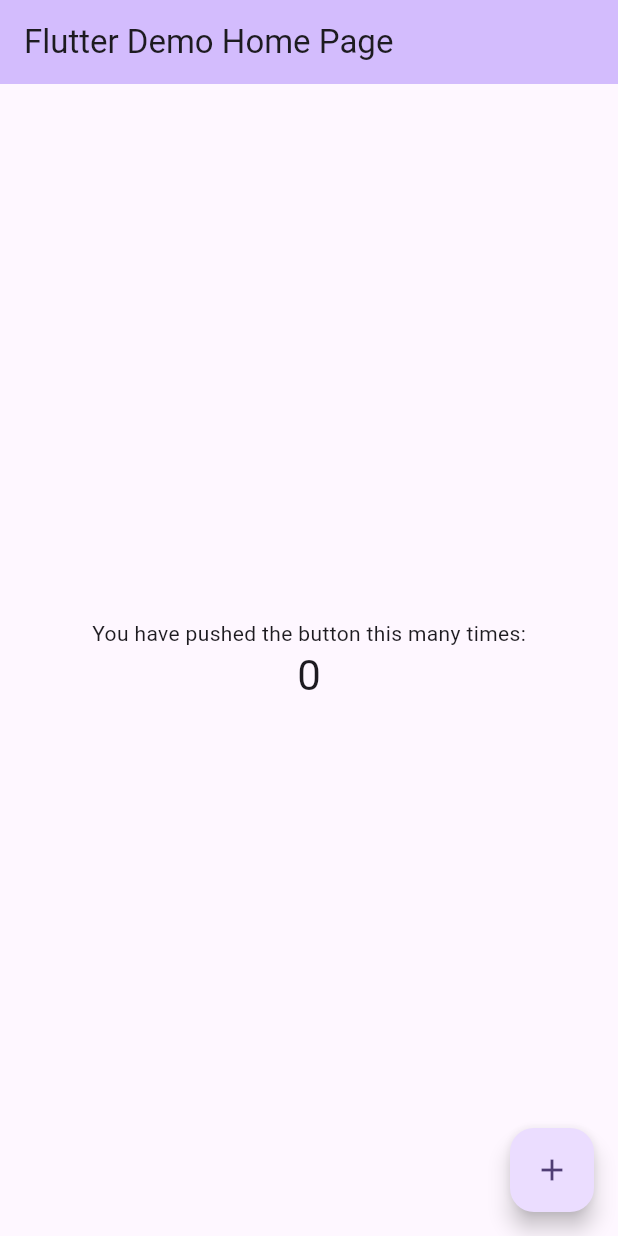
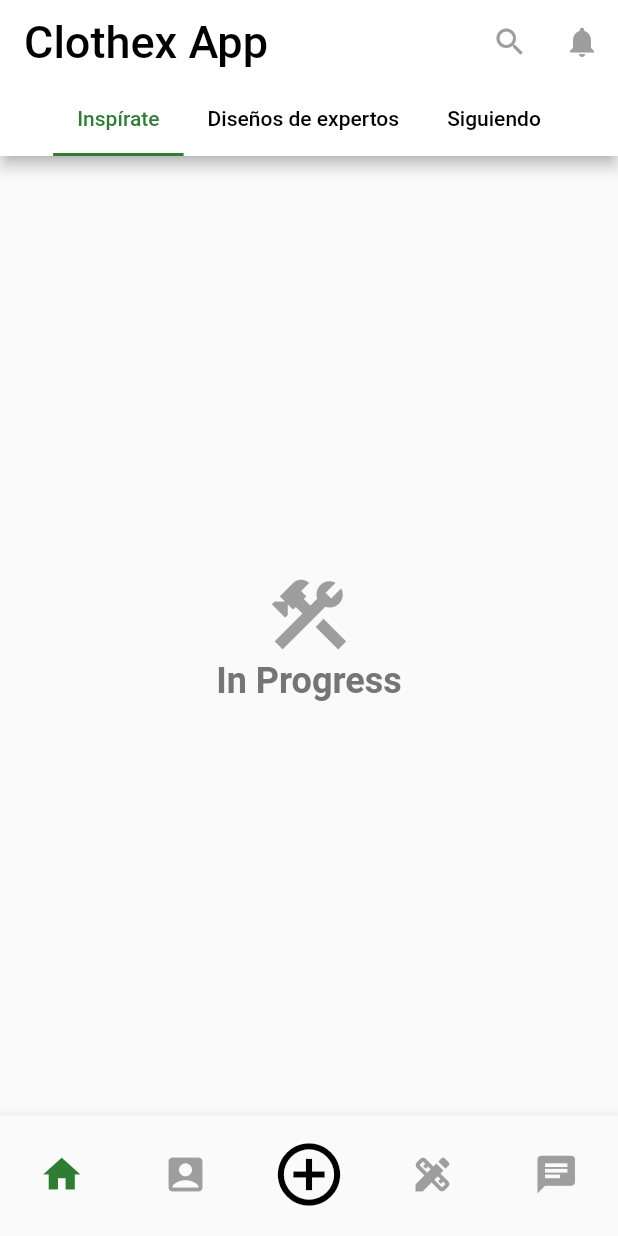
Before and after one commit to Juanixter/clothex, a Flutter app: the screen it shows after launch, on a phone screen of 412 x 824 dp. Run offline on Flutter 3.47's test engine with Material 2 defaults, Android fonts, the phone set to English and light mode, and no system bars.

Commit message:
docs de proyecto anterior

```diff
--- /dev/null
+++ b/lib/aplicacion/screens/clothe_type.dart
@@ -0,0 +1,20 @@
+import 'package:flutter/material.dart';
+
+class ClotheTypeScreen extends StatelessWidget {
+  const ClotheTypeScreen({super.key});
+
+  @override
+  Widget build(BuildContext context) {
+    return Scaffold(
+      appBar: AppBar(
+        backgroundColor: Colors.white,
+        iconTheme: const IconThemeData().copyWith(
+          color: Colors.black,
+        ),
+      ),
+      body: const Center(
+        child: Text('Select Type'),
+      ),
+    );
+  }
+}
--- /dev/null
+++ b/lib/aplicacion/screens/home_screen.dart
@@ -0,0 +1,56 @@
+import 'package:clothex_app/aplicacion/Widgets/clothex_bottom_bar.dart';
+import 'package:clothex_app/aplicacion/screens/in_progress_screen.dart';
+import 'package:flutter/material.dart';
+
+class HomeScreen extends StatelessWidget {
+  const HomeScreen({super.key});
+
+  @override
+  Widget build(BuildContext context) {
+    return DefaultTabController(
+      length: 3,
+      child: Scaffold(
+        appBar: AppBar(
+          backgroundColor: Colors.white,
+          title: const Text(
+            'Clothex App',
+            style: TextStyle(
+              color: Colors.black,
+              fontSize: 30,
+            ),
+          ),
+          automaticallyImplyLeading: false,
+          actions: [
+            IconButton(
+              onPressed: () {},
+              icon: const Icon(
+                Icons.search,
+                color: Colors.grey,
+              ),
+            ),
+            IconButton(
+              onPressed: () {},
+              icon: const Icon(
+                Icons.notifications,
+                color: Colors.grey,
+              ),
+            ),
+          ],
+          bottom: TabBar(
+            unselectedLabelColor: Colors.black,
+            labelColor: Colors.green[800],
+            indicatorColor: Colors.green[800],
+            isScrollable: true,
+            tabs: const [
+              Tab(text: 'Inspírate'),
+              Tab(text: 'Diseños de expertos'),
+              Tab(text: 'Siguiendo'),
+            ],
+          ),
+        ),
+        body: const InProgress(),
+        bottomNavigationBar: const ClothexBottomBar(),
+      ),
+    );
+  }
+}
--- /dev/null
+++ b/lib/aplicacion/screens/in_progress_screen.dart
@@ -0,0 +1,29 @@
+import 'package:flutter/material.dart';
+
+class InProgress extends StatelessWidget {
+  const InProgress({super.key});
+
+  @override
+  Widget build(BuildContext context) {
+    return Center(
+      child: Column(
+        mainAxisSize: MainAxisSize.min,
+        children: [
+          const Icon(
+            Icons.construction,
+            color: Colors.grey,
+            size: 60,
+          ),
+          Text(
+            'In Progress',
+            style: TextStyle(
+              fontSize: 24,
+              fontWeight: FontWeight.bold,
+              color: Colors.grey[600],
+            ),
+          )
+        ],
+      ),
+    );
+  }
+}
--- /dev/null
+++ b/lib/aplicacion/widgets/clothex_bottom_bar.dart
@@ -0,0 +1,68 @@
+import 'package:flutter/material.dart';
+
+class ClothexBottomBar extends StatefulWidget {
+  const ClothexBottomBar({super.key});
+
+  @override
+  State<ClothexBottomBar> createState() {
+    return _ClothexBottomBarState();
+  }
+}
+
+class _ClothexBottomBarState extends State<ClothexBottomBar> {
+  int currentIndex = 0;
+
+  void onTabPressed(index) {
+    if (index == 2) {
+      Navigator.of(context).pushNamed('/select_clothe_type');
+      return;
+    }
+
+    setState(() {
+      currentIndex = index;
+    });
+  }
+
+  @override
+  Widget build(BuildContext context) {
+    return BottomNavigationBar(
+      showSelectedLabels: false,
+      showUnselectedLabels: false,
+      iconSize: 30,
+      type: BottomNavigationBarType.fixed,
+      selectedItemColor: Colors.green[800],
+      unselectedItemColor: Colors.grey,
+      currentIndex: currentIndex,
+      onTap: onTabPressed,
+      items: const [
+        BottomNavigationBarItem(
+            icon: Icon(
+              Icons.home,
+            ),
+            label: 'Home'),
+        BottomNavigationBarItem(
+            icon: Icon(
+              Icons.account_box,
+            ),
+            label: 'Profile'),
+        BottomNavigationBarItem(
+            icon: Icon(
+              Icons.add_circle_outline_sharp,
+              size: 50,
+              color: Colors.black,
+            ),
+            label: 'Create Design'),
+        BottomNavigationBarItem(
+            icon: Icon(
+              Icons.design_services,
+            ),
+            label: 'My Designs'),
+        BottomNavigationBarItem(
+            icon: Icon(
+              Icons.chat,
+            ),
+            label: 'Chat'),
+      ],
+    );
+  }
+}
--- /dev/null
+++ b/lib/dominio/app_themes.dart
@@ -0,0 +1,5 @@
+import 'package:flutter/material.dart';
+
+class AppThemes {
+  static ThemeData darkTheme = ThemeData();
+}
--- /dev/null
+++ b/lib/dominio/route_generator.dart
@@ -0,0 +1,34 @@
+import 'package:clothex_app/aplicacion/screens/home_screen.dart';
+import 'package:clothex_app/aplicacion/screens/clothe_type.dart';
+import 'package:flutter/material.dart';
+
+class RouteGenerator {
+  static Route<dynamic> generateRoute(RouteSettings settings) {
+    final args = settings.arguments;
+
+    switch (settings.name) {
+      case '/home_screen':
+        return MaterialPageRoute(builder: (context) => const HomeScreen());
+
+      case '/select_clothe_type':
+        return MaterialPageRoute(
+            builder: (context) => const ClotheTypeScreen());
+
+      default:
+        return MaterialPageRoute(builder: (context) => const ErrorScreen());
+    }
+  }
+}
+
+class ErrorScreen extends StatelessWidget {
+  const ErrorScreen({super.key});
+
+  @override
+  Widget build(BuildContext context) {
+    return const Scaffold(
+      body: Center(
+        child: Text('Error Route'),
+      ),
+    );
+  }
+}
--- a/lib/main.dart
+++ b/lib/main.dart
@@ -1,125 +1,13 @@
+import 'package:clothex_app/dominio/route_generator.dart';
 import 'package:flutter/material.dart';
 
 void main() {
-  runApp(const MyApp());
+  runApp(
+    const MaterialApp(
+      title: 'Clothex App',
+      themeMode: ThemeMode.system,
+      initialRoute: '/home_screen',
+      onGenerateRoute: RouteGenerator.generateRoute,
+    ),
+  );
 }
-
-class MyApp extends StatelessWidget {
-  const MyApp({super.key});
-
-  // This widget is the root of your application.
-  @override
-  Widget build(BuildContext context) {
-    return MaterialApp(
-      title: 'Flutter Demo',
-      theme: ThemeData(
-        // This is the theme of your application.
-        //
-        // TRY THIS: Try running your application with "flutter run". You'll see
-        // the application has a blue toolbar. Then, without quitting the app,
-        // try changing the seedColor in the colorScheme below to Colors.green
-        // and then invoke "hot reload" (save your changes or press the "hot
-        // reload" button in a Flutter-supported IDE, or press "r" if you used
-        // the command line to start the app).
-        //
-        // Notice that the counter didn't reset back to zero; the application
-        // state is not lost during the reload. To reset the state, use hot
-        // restart instead.
-        //
-        // This works for code too, not just values: Most code changes can be
-        // tested with just a hot reload.
-        colorScheme: ColorScheme.fromSeed(seedColor: Colors.deepPurple),
-        useMaterial3: true,
-      ),
-      home: const MyHomePage(title: 'Flutter Demo Home Page'),
-    );
-  }
-}
-
-class MyHomePage extends StatefulWidget {
-  const MyHomePage({super.key, required this.title});
-
-  // This widget is the home page of your application. It is stateful, meaning
-  // that it has a State object (defined below) that contains fields that affect
-  // how it looks.
-
-  // This class is the configuration for the state. It holds the values (in this
-  // case the title) provided by the parent (in this case the App widget) and
-  // used by the build method of the State. Fields in a Widget subclass are
-  // always marked "final".
-
-  final String title;
-
-  @override
-  State<MyHomePage> createState() => _MyHomePageState();
-}
-
-class _MyHomePageState extends State<MyHomePage> {
-  int _counter = 0;
-
-  void _incrementCounter() {
-    setState(() {
-      // This call to setState tells the Flutter framework that something has
-      // changed in this State, which causes it to rerun the build method below
-      // so that the display can reflect the updated values. If we changed
-      // _counter without calling setState(), then the build method would not be
-      // called again, and so nothing would appear to happen.
-      _counter++;
-    });
-  }
-
-  @override
-  Widget build(BuildContext context) {
-    // This method is rerun every time setState is called, for instance as done
-    // by the _incrementCounter method above.
-    //
-    // The Flutter framework has been optimized to make rerunning build methods
-    // fast, so that you can just rebuild anything that needs updating rather
-    // than having to individually change instances of widgets.
-    return Scaffold(
-      appBar: AppBar(
-        // TRY THIS: Try changing the color here to a specific color (to
-        // Colors.amber, perhaps?) and trigger a hot reload to see the AppBar
-        // change color while the other colors stay the same.
-        backgroundColor: Theme.of(context).colorScheme.inversePrimary,
-        // Here we take the value from the MyHomePage object that was created by
-        // the App.build method, and use it to set our appbar title.
-        title: Text(widget.title),
-      ),
-      body: Center(
-        // Center is a layout widget. It takes a single child and positions it
-        // in the middle of the parent.
-        child: Column(
-          // Column is also a layout widget. It takes a list of children and
-          // arranges them vertically. By default, it sizes itself to fit its
-          // children horizontally, and tries to be as tall as its parent.
-          //
-          // Column has various properties to control how it sizes itself and
-          // how it positions its children. Here we use mainAxisAlignment to
-          // center the children vertically; the main axis here is the vertical
-          // axis because Columns are vertical (the cross axis would be
-          // horizontal).
-          //
-          // TRY THIS: Invoke "debug painting" (choose the "Toggle Debug Paint"
-          // action in the IDE, or press "p" in the console), to see the
-          // wireframe for each widget.
-          mainAxisAlignment: MainAxisAlignment.center,
-          children: <Widget>[
-            const Text(
-              'You have pushed the button this many times:',
-            ),
-            Text(
-              '$_counter',
-              style: Theme.of(context).textTheme.headlineMedium,
-            ),
-          ],
-        ),
-      ),
-      floatingActionButton: FloatingActionButton(
-        onPressed: _incrementCounter,
-        tooltip: 'Increment',
-        child: const Icon(Icons.add),
-      ), // This trailing comma makes auto-formatting nicer for build methods.
-    );
-  }
-}
```
